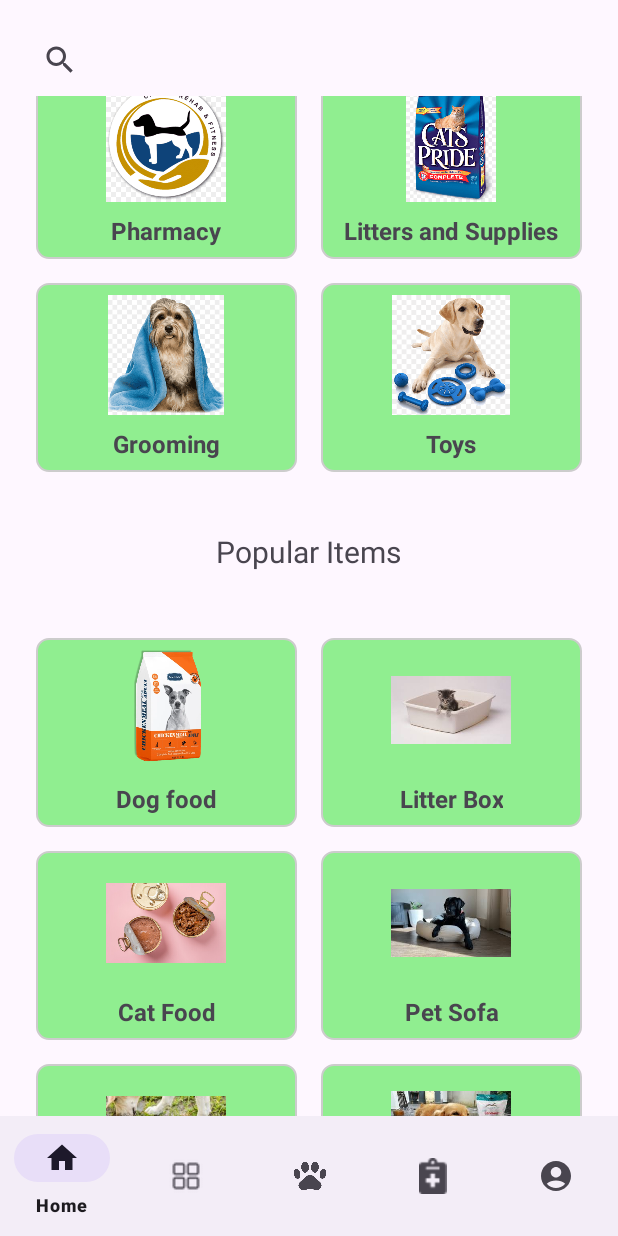
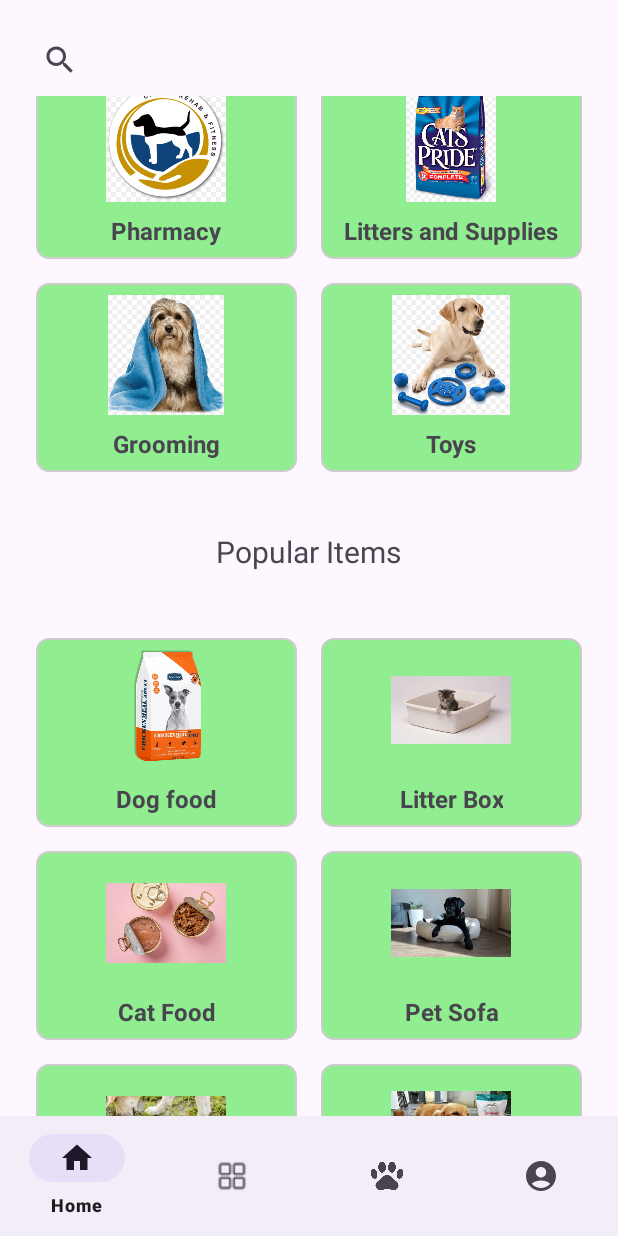
Before and after one commit to BhatVignesh/PawPal, an Android app: the screen it shows after launch once a user with an empty profile is signed in (MainActivity), scrolled down 476 dp, on a phone screen of 412 x 824 dp. Run offline under Robolectric (Android 15) with nearby library versions, the phone set to English and light mode, and no system bars; our stand-ins replace Firebase (no records; nobody signed in at launch, a user with empty details on screens opened directly); libraries missing offline, so code that uses them is left out: com.denzcoskun.imageslider; plain views replace ImageSlider; 5 statements that could not run were skipped.

Commit message:
checkup removed

```diff
--- a/app/src/main/java/com/example/pawpal10/MainActivity.java
+++ b/app/src/main/java/com/example/pawpal10/MainActivity.java
@@ -72,7 +72,6 @@ public class MainActivity extends AppCompatActivity {
         fragmentMap.put(R.id.home_icon, new HomeFragment());
         fragmentMap.put(R.id.catagory_icon, new catagoryFragment());
         fragmentMap.put(R.id.paw_icon, new pawFragment());
-        fragmentMap.put(R.id.medical_icon, new checkupFragment());
         fragmentMap.put(R.id.profile_icon, new profileFragment());
 
         // Set initial fragment
--- a/app/src/main/res/menu/bottom_navmenu.xml
+++ b/app/src/main/res/menu/bottom_navmenu.xml
@@ -10,9 +10,6 @@
     <item android:title="@string/paw"
         android:icon="@drawable/paws"
         android:id="@+id/paw_icon"/>
-    <item android:title="@string/medical"
-        android:icon="@drawable/checkup_icon"
-        android:id="@+id/medical_icon"/>
     <item android:title="@string/profile"
         android:icon="@drawable/baseline_account_circle_24"
         android:id="@+id/profile_icon"/>
```
Also changed, not shown: app/src/main/res/menu/menu_main.xml (deleted, +0 -14 lines).
